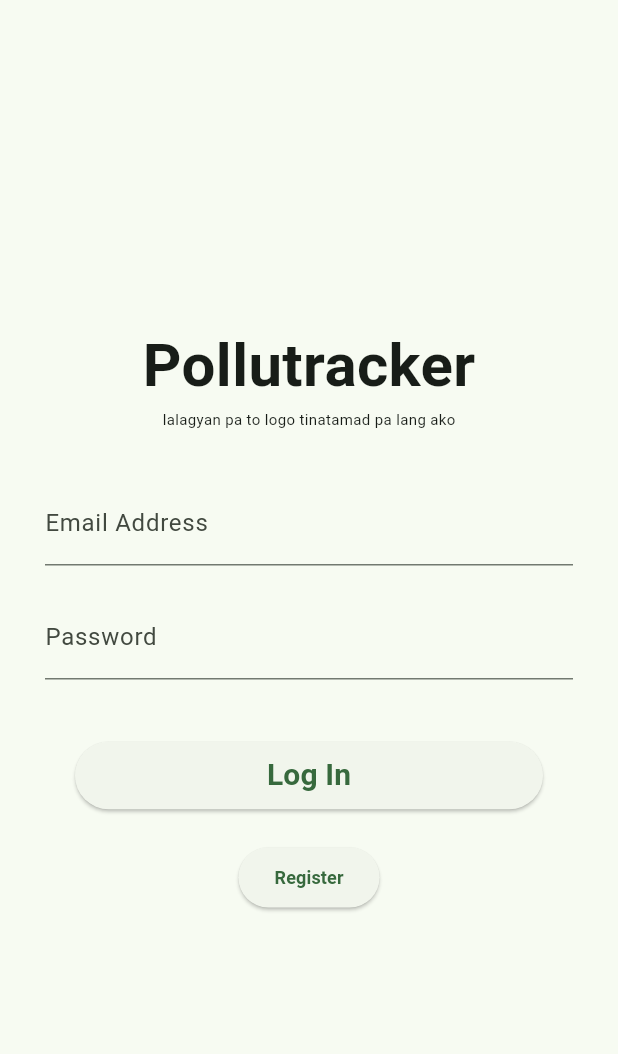
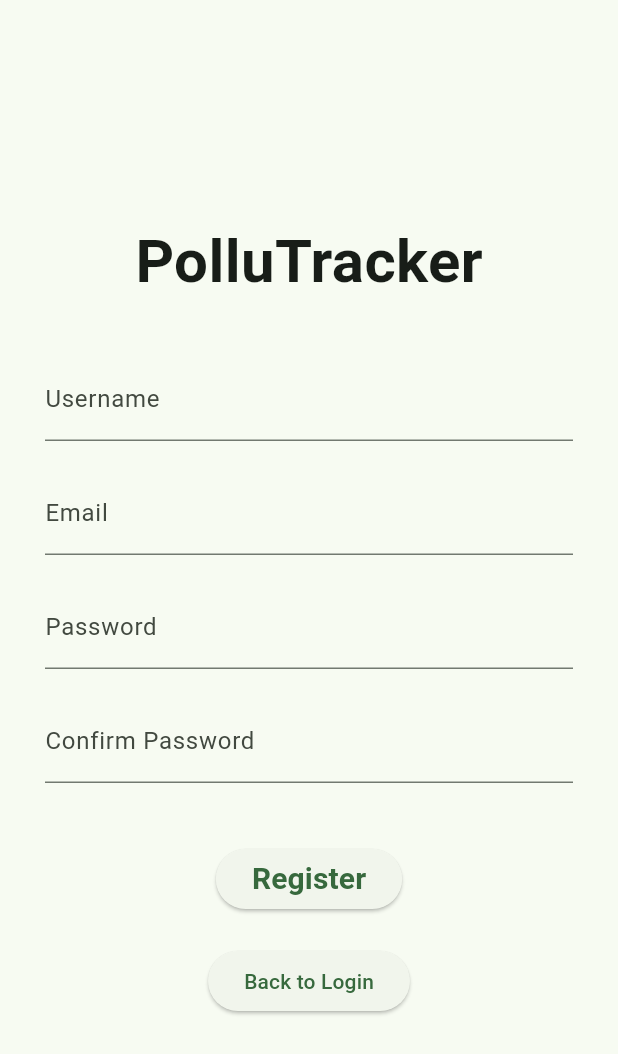
Before and after one commit to scene-mp4/aether_app, a Flutter app: the screen it shows after launch, after a tap on "Register", on a phone screen of 412 x 824 dp. Shown: the top 1054 px of the screen. Run offline on Flutter 3.47's test engine with Material 3 defaults, Android fonts, the phone set to English and light mode, and no system bars; our stand-ins replace cloud_firestore, firebase_auth, firebase_core; accounts and stored records are empty.

Commit message:
Register page
Register page

```diff
--- a/lib/screens/login.dart
+++ b/lib/screens/login.dart
@@ -1,6 +1,7 @@
 import 'package:flutter/material.dart';
 import '../main.dart';
 import 'bottom_navbar.dart';
+import 'tabs/Register.dart'; //diko alam kng tama to ayaw kasi gumana nung button para sa register. Tinanong ko yng AI, ito daw kulang sabi
 
 
 import 'package:firebase_auth/firebase_auth.dart';
@@ -106,10 +107,14 @@ class _LoginScreenState extends State<LoginScreen> {
               ),
                 SizedBox(height: 20),
               ElevatedButton(
-                onPressed:() => print("Register button pressed"),
-                child: Text("Register", style: TextStyle(fontWeight: FontWeight.bold, fontSize: 12)),
-                ),
-
+                onPressed: () {
+                  Navigator.push(
+                    context,
+                    MaterialPageRoute(builder: (context) => Register()),
+                  );
+                },
+                child: Text("Register"),
+              )
             ],
           ),
         ) ,
--- /dev/null
+++ b/lib/screens/tabs/Register.dart
@@ -0,0 +1,152 @@
+import 'package:flutter/material.dart';
+
+import 'package:firebase_auth/firebase_auth.dart';
+import 'package:cloud_firestore/cloud_firestore.dart';
+
+class Register extends StatefulWidget {
+  @override
+  _RegisterState createState() => _RegisterState();
+}
+
+class _RegisterState extends State<Register> {
+  final TextEditingController usernameField = TextEditingController();
+  final TextEditingController emailField = TextEditingController();
+  final TextEditingController passwordField = TextEditingController();
+  final TextEditingController confirmPasswordField = TextEditingController();
+
+  bool _isLoading = false;
+
+  void _showSnackBar(String message) {
+    ScaffoldMessenger.of(context).showSnackBar(
+      SnackBar(content: Text(message)),
+    );
+  }
+
+  Future<void> _register() async {
+    if (passwordField.text.trim() != confirmPasswordField.text.trim()) {
+      _showSnackBar('Passwords do not match.');
+      return;
+    }
+
+    if (usernameField.text.trim().isEmpty) {
+      _showSnackBar('Username cannot be empty.');
+      return;
+    }
+
+    if (emailField.text.trim().isEmpty) {
+      _showSnackBar('Email cannot be empty.');
+      return;
+    }
+
+    setState(() {
+      _isLoading = true;
+    });
+
+    try {
+      UserCredential userCredential =
+          await FirebaseAuth.instance.createUserWithEmailAndPassword(
+        email: emailField.text.trim(),
+        password: passwordField.text.trim(),
+      );
+
+      await FirebaseFirestore.instance
+          .collection('users')
+          .doc(userCredential.user!.uid)
+          .set({
+        'username': usernameField.text.trim(),
+        'email': emailField.text.trim(),
+        'createdAt': FieldValue.serverTimestamp(),
+      });
+
+      _showSnackBar('Account created successfully!');
+      Navigator.pop(context);
+
+    } on FirebaseAuthException catch (e) {
+      String message;
+
+      if (e.code == 'weak-password') {
+        message = 'The password is too weak.';
+      } else if (e.code == 'email-already-in-use') {
+        message = 'Email already exists.';
+      } else {
+        message = 'Registration failed: ${e.message}';
+      }
+
+      _showSnackBar(message);
+
+    } catch (e) {
+      _showSnackBar('Error: $e');
+    }
+
+    setState(() {
+      _isLoading = false;
+    });
+  }
+
+  @override
+  Widget build(BuildContext context) {
+    return Scaffold(
+      body: Center(
+        child: Padding(
+          padding: const EdgeInsets.all(30),
+          child: Column(
+            mainAxisAlignment: MainAxisAlignment.center,
+            children: [
+
+              Text(
+                "PolluTracker",
+                style: TextStyle(fontSize: 40, fontWeight: FontWeight.bold),
+              ),
+
+              SizedBox(height: 35),
+
+              TextField(
+                controller: usernameField,
+                decoration: InputDecoration(labelText: 'Username'),
+              ),
+
+              SizedBox(height: 20),
+
+              TextField(
+                controller: emailField,
+                decoration: InputDecoration(labelText: 'Email'),
+                keyboardType: TextInputType.emailAddress,
+              ),
+
+              SizedBox(height: 20),
+
+              TextField(
+                controller: passwordField,
+                obscureText: true,
+                decoration: InputDecoration(labelText: 'Password'),
+              ),
+
+              SizedBox(height: 20),
+
+              TextField(
+                controller: confirmPasswordField,
+                obscureText: true,
+                decoration: InputDecoration(labelText: 'Confirm Password'),
+              ),
+
+              SizedBox(height: 40),
+
+              ElevatedButton(
+                onPressed: _isLoading ? null : _register,
+                child: _isLoading
+                    ? CircularProgressIndicator()
+                    : Text(
+                        "Register", style: TextStyle(fontWeight: FontWeight.bold, fontSize: 20)),
+                      ),
+              SizedBox(height: 20),
+              ElevatedButton(
+                onPressed: () => Navigator.pop(context),
+                child: Text("Back to Login"),
+              ),
+            ],
+          ),
+        ),
+      ),
+    );
+  }
+}
```
Also changed, not shown: pubspec.lock.
